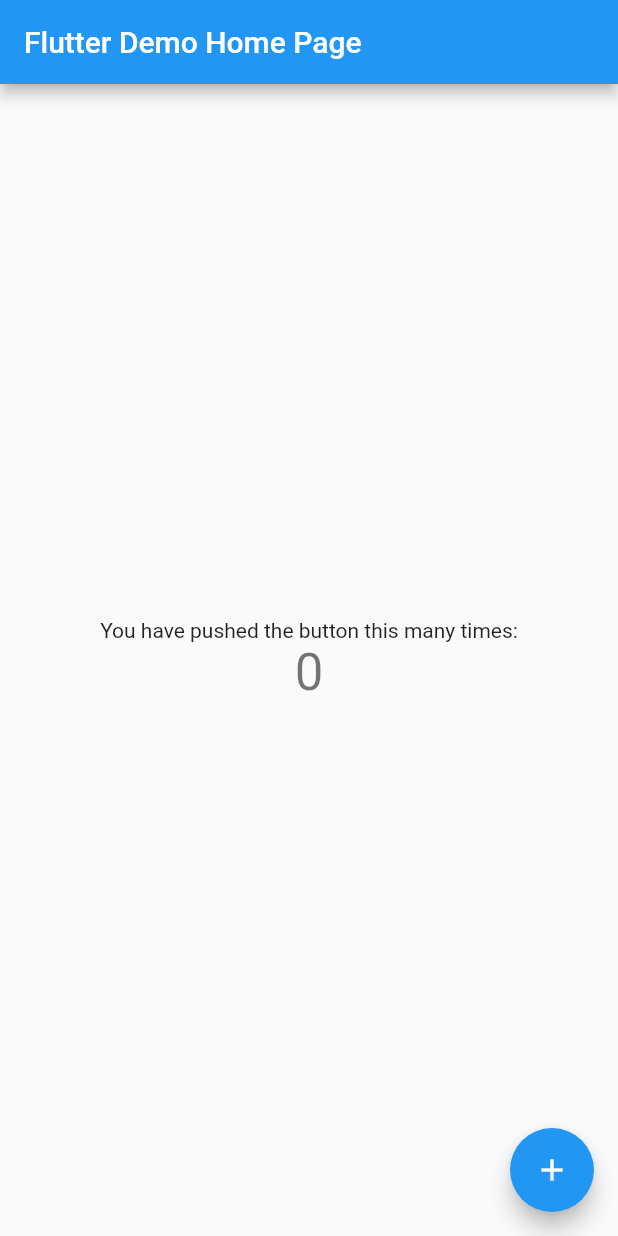
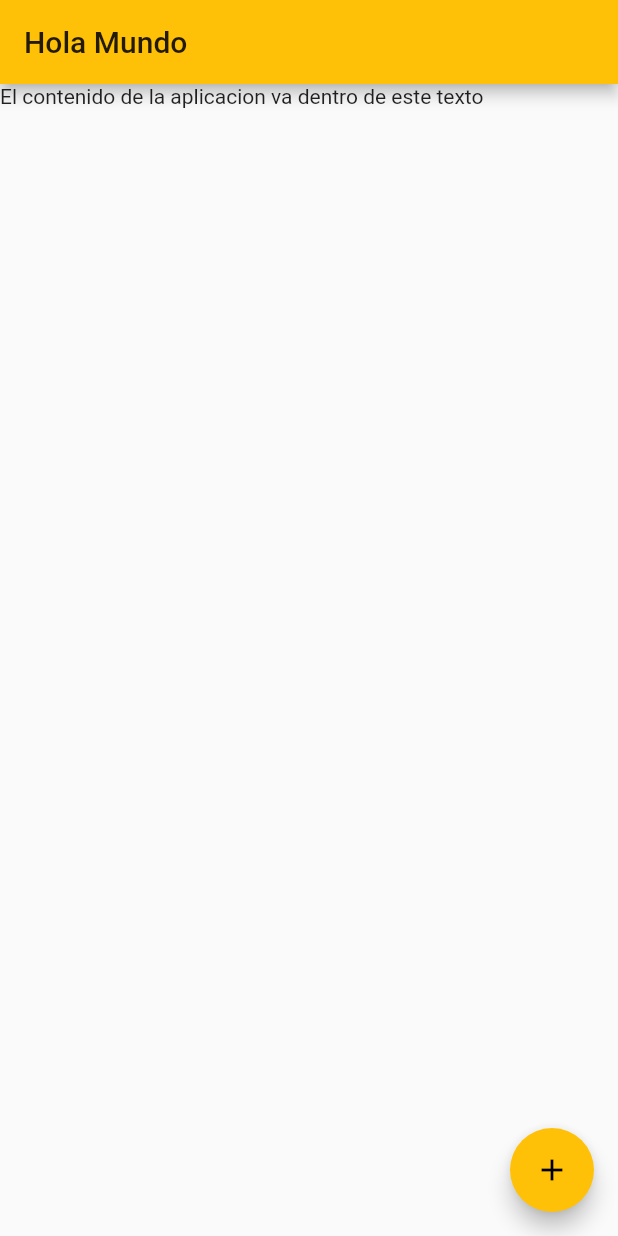
Before and after one commit to juancr5/Demo-Flutter, a Flutter app: the screen it shows after launch, on a phone screen of 412 x 824 dp. Run offline on Flutter 3.47's test engine with Material 2 defaults, Android fonts, the phone set to English and light mode, and no system bars.

Commit message:
Update myapp.dart

```diff
--- a/lib/myapp.dart
+++ b/lib/myapp.dart
@@ -5,105 +5,34 @@ class MyApp extends StatelessWidget {
   @override
   Widget build(BuildContext context) {
     return MaterialApp(
-      title: 'Flutter Demo',
+      title: 'Hola Mundo en Flutter',
       theme: ThemeData(
-        // This is the theme of your application.
-        //
-        // Try running your application with "flutter run". You'll see the
-        // application has a blue toolbar. Then, without quitting the app, try
-        // changing the primarySwatch below to Colors.green and then invoke
-        // "hot reload" (press "r" in the console where you ran "flutter run",
-        // or simply save your changes to "hot reload" in a Flutter IDE).
-        // Notice that the counter didn't reset back to zero; the application
-        // is not restarted.
-        primarySwatch: Colors.blue,
+        primarySwatch: Colors.amber,
       ),
-      home: MyHomePage(title: 'Flutter Demo Home Page'),
+      home: MyHomePage(title: 'Hola Mundo'),
     );
   }
 }
 
-class MyHomePage extends StatefulWidget {
-  MyHomePage({Key? key, required this.title}) : super(key: key);
 
-  // This widget is the home page of your application. It is stateful, meaning
-  // that it has a State object (defined below) that contains fields that affect
-  // how it looks.
+// ignore: must_be_immutable
+class MyHomePage extends StatelessWidget{
+  MyHomePage({required this.title});
 
-  // This class is the configuration for the state. It holds the values (in this
-  // case the title) provided by the parent (in this case the App widget) and
-  // used by the build method of the State. Fields in a Widget subclass are
-  // always marked "final".
-
-  final String title;
-
-  @override
-  _MyHomePageState createState() => _MyHomePageState();
-}
-
-class _MyHomePageState extends State<MyHomePage> {
-  int _counter = 0;
-
-  void _incrementCounter() {
-    setState(() {
-      // This call to setState tells the Flutter framework that something has
-      // changed in this State, which causes it to rerun the build method below
-      // so that the display can reflect the updated values. If we changed
-      // _counter without calling setState(), then the build method would not be
-      // called again, and so nothing would appear to happen.
-      _counter++;
-    });
-  }
+  String title;
 
   @override
   Widget build(BuildContext context) {
-    // This method is rerun every time setState is called, for instance as done
-    // by the _incrementCounter method above.
-    //
-    // The Flutter framework has been optimized to make rerunning build methods
-    // fast, so that you can just rebuild anything that needs updating rather
-    // than having to individually change instances of widgets.
+    //return Text(title);
     return Scaffold(
       appBar: AppBar(
-        // Here we take the value from the MyHomePage object that was created by
-        // the App.build method, and use it to set our appbar title.
-        title: Text(widget.title),
+        title: Text(title),
       ),
-      body: Center(
-        // Center is a layout widget. It takes a single child and positions it
-        // in the middle of the parent.
-        child: Column(
-          // Column is also a layout widget. It takes a list of children and
-          // arranges them vertically. By default, it sizes itself to fit its
-          // children horizontally, and tries to be as tall as its parent.
-          //
-          // Invoke "debug painting" (press "p" in the console, choose the
-          // "Toggle Debug Paint" action from the Flutter Inspector in Android
-          // Studio, or the "Toggle Debug Paint" command in Visual Studio Code)
-          // to see the wireframe for each widget.
-          //
-          // Column has various properties to control how it sizes itself and
-          // how it positions its children. Here we use mainAxisAlignment to
-          // center the children vertically; the main axis here is the vertical
-          // axis because Columns are vertical (the cross axis would be
-          // horizontal).
-          mainAxisAlignment: MainAxisAlignment.center,
-          children: <Widget>[
-            Text(
-              'You have pushed the button this many times:',
-            ),
-            Text(
-              '$_counter',
-              style: Theme.of(context).textTheme.headline4,
-            ),
-          ],
-        ),
+      body: Text('El contenido de la aplicacion va dentro de este texto'),
+      floatingActionButton: FloatingActionButton(
+          onPressed: null,
+          child: Icon(Icons.add),
       ),
-      floatingActionButton: FloatingActionButton(
-        onPressed: _incrementCounter,
-        tooltip: 'Increment',
-        child: Icon(Icons.add),
-      ), // This trailing comma makes auto-formatting nicer for build methods.
     );
   }
 }
```
